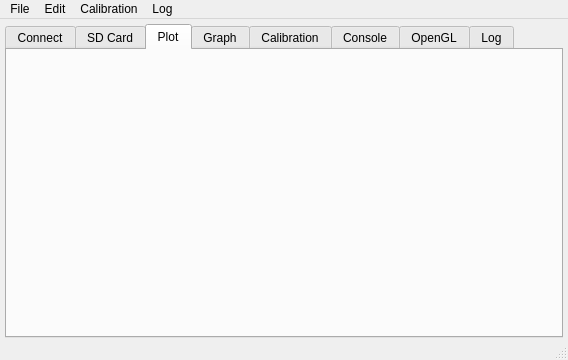
Before: the Qt Designer form tinyos-2.x/trunk/support/cpp/TestShimmer/src/MainWindow.ui in baharev/szte-wsn-code, drawn with Qt 5.
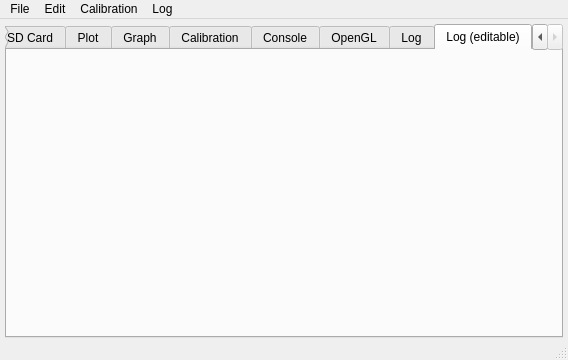
After: the same form once the commit is applied. Icons and pictures are not drawn.

Commit message: new tab for a different kind of LogWidget

Patch:
```diff
--- a/tinyos-2.x/trunk/support/cpp/TestShimmer/src/MainWindow.ui
+++ b/tinyos-2.x/trunk/support/cpp/TestShimmer/src/MainWindow.ui
@@ -35,7 +35,7 @@
     <item>
      <widget class="QTabWidget" name="tabWidget">
       <property name="currentIndex">
-       <number>2</number>
+       <number>8</number>
       </property>
       <widget class="QWidget" name="connectTab">
        <attribute name="title">
@@ -100,6 +100,12 @@
        </attribute>
        <layout class="QVBoxLayout" name="verticalLayout_8"/>
       </widget>
+      <widget class="QWidget" name="logEditTab">
+       <attribute name="title">
+        <string>Log (editable)</string>
+       </attribute>
+       <layout class="QVBoxLayout" name="verticalLayout_10"/>
+      </widget>
      </widget>
     </item>
    </layout>
```
Left out of the diff: 3 changed lines with no effect on the pictures. The commit also changes 5 other files.
